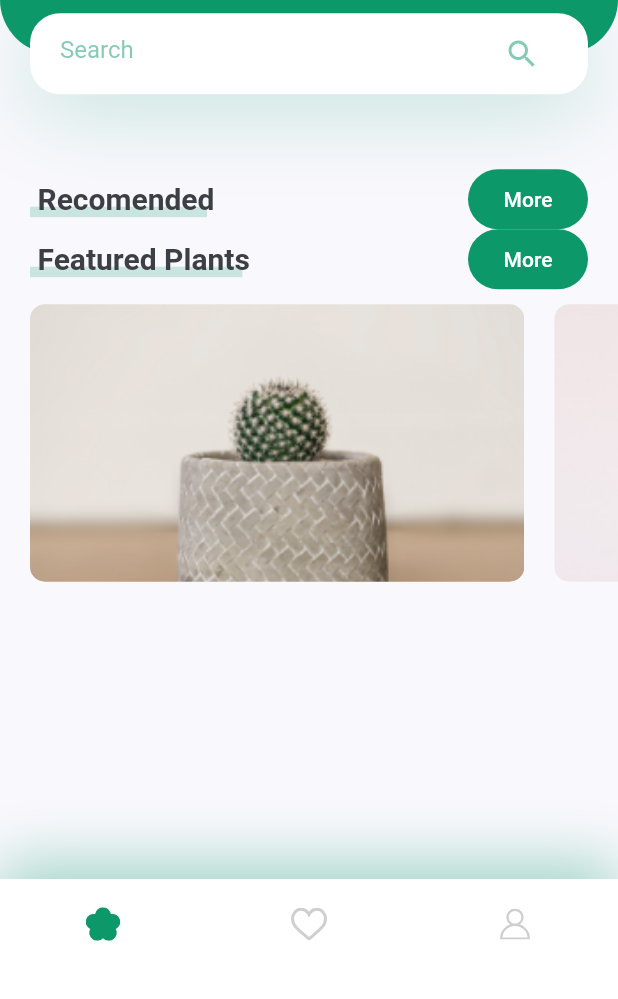
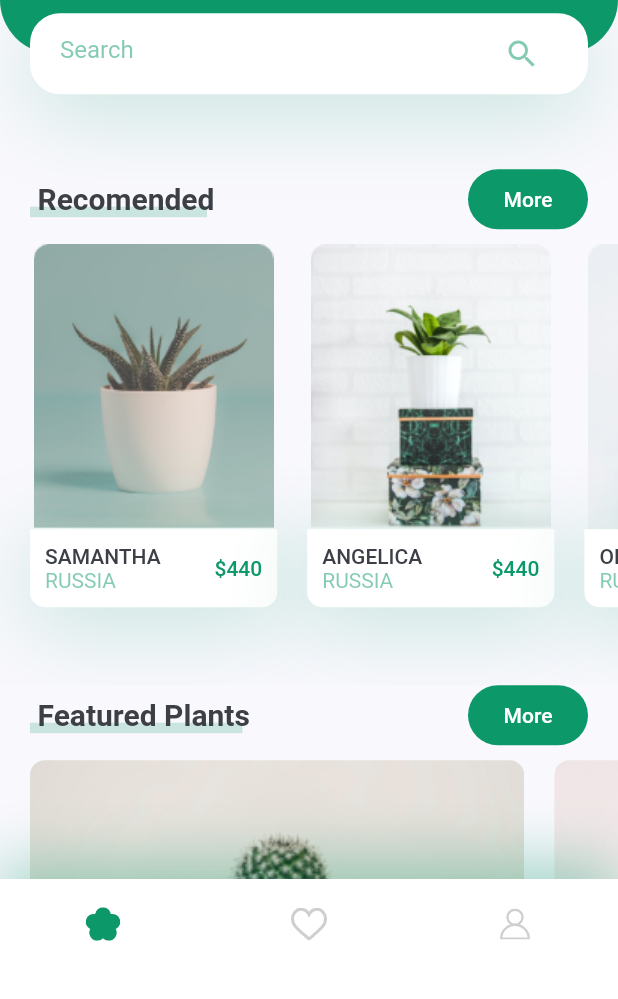
Before and after one commit to vieraleonel/untdf-tnt-2021-actividad-04, a Flutter app: the screen it shows after launch, on a phone screen of 412 x 824 dp, the part 237-1236 px from its top. Run offline on Flutter 3.47's test engine with Material 2 defaults, Android fonts, the phone set to English and light mode, and no system bars; our stand-ins replace flutter_svg.

Commit message:
Filter recommended plants

```diff
--- a/lib/screens/home/header_with_seachbox.dart
+++ b/lib/screens/home/header_with_seachbox.dart
@@ -6,9 +6,11 @@ class HeaderWithSearchBox extends StatelessWidget {
   const HeaderWithSearchBox({
     Key key,
     @required this.size,
+    @required this.callback,
   }) : super(key: key);
 
   final Size size;
+  final Function callback;
 
   @override
   Widget build(BuildContext context) {
@@ -68,7 +70,9 @@ class HeaderWithSearchBox extends StatelessWidget {
                 children: <Widget>[
                   Expanded(
                     child: TextField(
-                      onChanged: (value) {},
+                      onChanged: (value) {
+                        this.callback(value);
+                      },
                       decoration: InputDecoration(
                         hintText: "Search",
                         hintStyle: TextStyle(
--- a/lib/screens/home/home_screen.dart
+++ b/lib/screens/home/home_screen.dart
@@ -1,3 +1,5 @@
+import 'package:actividad_04/data/models/plant.dart';
+import 'package:actividad_04/data/repositories/plant_reposotory.dart';
 import 'package:flutter/material.dart';
 import 'package:flutter_svg/svg.dart';
 
@@ -8,11 +10,28 @@ import 'package:actividad_04/screens/home/header_with_seachbox.dart';
 import 'package:actividad_04/widgets/app_tab_bar.dart';
 import 'package:actividad_04/screens/home/title_with_more_bbtn.dart';
 
-class HomeScreen extends StatelessWidget {
+class HomeScreen extends StatefulWidget {
+  @override
+  _HomeScreenState createState() => _HomeScreenState();
+}
+
+class _HomeScreenState extends State<HomeScreen> {
+  String _valorTexto = "";
+
+  _callback(value) {
+    this.setState(() {
+      this._valorTexto = value;
+    });
+  }
+
   @override
   Widget build(BuildContext context) {
     // It will provie us total height  and width of our screen
     Size size = MediaQuery.of(context).size;
+
+    List<Plant> plants = (_valorTexto.length > 0)
+        ? PlantRepository().getFiltered(_valorTexto)
+        : PlantRepository().getAll();
 
     return Scaffold(
       appBar: buildAppBar(),
@@ -21,9 +40,9 @@ class HomeScreen extends StatelessWidget {
         child: Column(
           crossAxisAlignment: CrossAxisAlignment.start,
           children: <Widget>[
-            HeaderWithSearchBox(size: size),
+            HeaderWithSearchBox(size: size, callback: this._callback),
             const TitleWithMoreBtn(title: "Recomended"),
-            RecomendedPlantsList(),
+            RecomendedPlantsList(plants: plants),
             const TitleWithMoreBtn(title: "Featured Plants"),
             FeaturedPlantsList(),
             SizedBox(height: DEFAULT_PADDING),
--- a/lib/screens/home/recomended_plants_list.dart
+++ b/lib/screens/home/recomended_plants_list.dart
@@ -1,3 +1,4 @@
+import 'package:actividad_04/constants.dart';
 import 'package:actividad_04/data/models/plant.dart';
 import 'package:actividad_04/data/repositories/plant_reposotory.dart';
 import 'package:actividad_04/routes.dart';
@@ -8,60 +9,130 @@ import 'package:actividad_04/screens/home/recomended_plants_card.dart';
 class RecomendedPlantsList extends StatelessWidget {
   const RecomendedPlantsList({
     Key key,
+    @required this.plants,
   }) : super(key: key);
+
+  final List<Plant> plants;
 
   @override
   Widget build(BuildContext context) {
-    /**
-     * EJEMPLO CON LISTA ESTÁTICA DE DATOS
-     */
-    // List<Plant> plants = PlantRepository().getAll();
-    // return Container(
-    //   height: 304,
-    //   child: ListView.builder(
-    //       scrollDirection: Axis.horizontal,
-    //       itemCount: plants.length,
-    //       itemBuilder: (context, index) {
-    //         return RecomendedPlantCard(
-    //           image: plants[index].image,
-    //           title: plants[index].title,
-    //           country: plants[index].country,
-    //           price: plants[index].price,
-    //           press: () {
-    //             Navigator.pushNamed(context, ROUTE_NAMES['DETAILS']);
-    //           },
-    //         );
-    //       }),
-    // );
+    return Container(
+      height: 304,
+      child: ListView.builder(
+          scrollDirection: Axis.horizontal,
+          itemCount: plants.length,
+          itemBuilder: (context, index) {
+            return RecomendedPlantCard(
+              image: plants[index].image,
+              title: plants[index].title,
+              country: plants[index].country,
+              price: plants[index].price,
+              press: () {
+                Navigator.pushNamed(context, ROUTE_NAMES['DETAILS']);
+              },
+            );
+          }),
+    );
   }
 }
 
-// <Widget>[
-//           RecomendedPlantCard(
-//             image: "assets/images/image_1.png",
-//             title: "Samantha",
-//             country: "Russia",
-//             price: 440,
-//             press: () {
-//               Navigator.pushNamed(context, ROUTE_NAMES['DETAILS']);
-//             },
+// class _RecomendedPlantsListState extends State<RecomendedPlantsList> {
+//   PlantRepository _plantRepository = PlantRepository();
+//   String _valorTexto = "";
+
+//   @override
+//   Widget build(BuildContext context) {
+//     // return Column(
+//     //   children: [
+//     //     TextField(
+//     //       onChanged: (value) {
+//     //         this.setState(() {
+//     //           _valorTexto = value;
+//     //         });
+//     //       },
+//     //       decoration: InputDecoration(
+//     //         hintText: "Search",
+//     //         hintStyle: TextStyle(
+//     //           color: PRIMARY_COLOR.withOpacity(0.5),
+//     //         ),
+//     //       ),
+//     //     ),
+//     //     Container(
+//     //         height: 304,
+//     //         child: FutureBuilder<List<Plant>>(
+//     //           future: this._plantRepository.getFilteredAsync(_valorTexto),
+//     //           builder: (BuildContext context, snapshot) {
+//     //             if (snapshot.hasData) {
+//     //               return ListView.builder(
+//     //                   scrollDirection: Axis.horizontal,
+//     //                   itemCount: snapshot.data.length,
+//     //                   itemBuilder: (context, index) {
+//     //                     return RecomendedPlantCard(
+//     //                       image: snapshot.data[index].image,
+//     //                       title: snapshot.data[index].title,
+//     //                       country: snapshot.data[index].country,
+//     //                       price: snapshot.data[index].price,
+//     //                       press: () {
+//     //                         Navigator.pushNamed(
+//     //                             context, ROUTE_NAMES['DETAILS']);
+//     //                       },
+//     //                     );
+//     //                   });
+//     //             } else if (snapshot.hasError) {
+//     //               return Text(
+//     //                 'ERROR',
+//     //                 style: TextStyle(fontSize: 30, color: Colors.red[700]),
+//     //               );
+//     //             } else {
+//     //               return Text(
+//     //                 'Cargando...',
+//     //                 style: TextStyle(fontSize: 30, color: PRIMARY_COLOR),
+//     //               );
+//     //             }
+//     //           },
+//     //         )),
+//     //   ],
+//     // );
+
+//     /**
+//      * EJEMPLO CON LISTA ESTÁTICA DE DATOS
+//      */
+//     List<Plant> plants = (_valorTexto.length > 0)
+//         ? PlantRepository().getFiltered(_valorTexto)
+//         : PlantRepository().getAll();
+//     return Column(
+//       children: [
+//         TextField(
+//           onChanged: (value) {
+//             this.setState(() {
+//               this._valorTexto = value;
+//             });
+//           },
+//           decoration: InputDecoration(
+//             hintText: "Search",
+//             hintStyle: TextStyle(
+//               color: PRIMARY_COLOR.withOpacity(0.5),
+//             ),
 //           ),
-//           RecomendedPlantCard(
-//             image: "assets/images/image_2.png",
-//             title: "Angelica",
-//             country: "Russia",
-//             price: 440,
-//             press: () {
-//               Navigator.pushNamed(context, ROUTE_NAMES['DETAILS']);
-//             },
-//           ),
-//           RecomendedPlantCard(
-//             image: "assets/images/image_3.png",
-//             title: "Samantha",
-//             country: "Russia",
-//             price: 440,
-//             press: () {
-//               Navigator.pushNamed(context, ROUTE_NAMES['DETAILS']);
-//             },
-//           ),
-//         ],
+//         ),
+//         Container(
+//           height: 304,
+//           child: ListView.builder(
+//               scrollDirection: Axis.horizontal,
+//               itemCount: plants.length,
+//               itemBuilder: (context, index) {
+//                 return RecomendedPlantCard(
+//                   image: plants[index].image,
+//                   title: plants[index].title,
+//                   country: plants[index].country,
+//                   price: plants[index].price,
+//                   press: () {
+//                     Navigator.pushNamed(context, ROUTE_NAMES['DETAILS']);
+//                   },
+//                 );
+//               }),
+//         ),
+//       ],
+//     );
+//   }
+// }
```
Also changed, not shown: lib/data/repositories/plant_reposotory.dart (+23 -4 lines).
